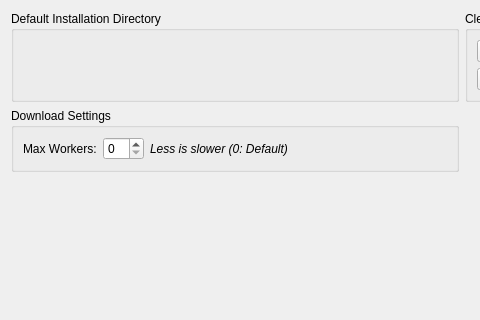
Qt form rare/ui/components/tabs/settings/legendary.ui (RareDevs/Rare) before a commit; both pictures show x 0 to 480 and y 0 to 320 of the 647 by 476 pixel window.
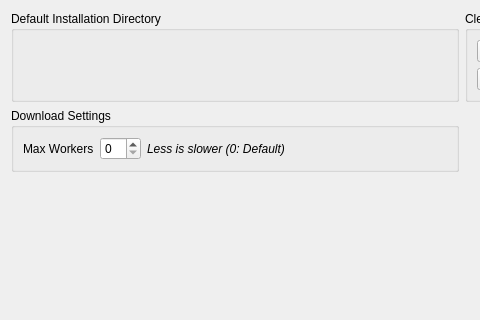
The same form after that commit.

```diff
--- a/rare/ui/components/tabs/settings/legendary.ui
+++ b/rare/ui/components/tabs/settings/legendary.ui
@@ -37,7 +37,7 @@
          </sizepolicy>
         </property>
         <property name="text">
-         <string>Max Workers:</string>
+         <string>Max Workers</string>
         </property>
        </widget>
       </item>
```
